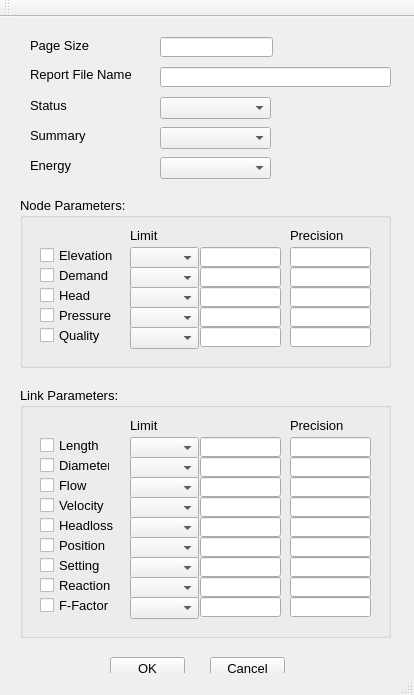
Old version of the form src/ui/EPANET/frmReportOptions.ui in the repository USEPA/SWMM-EPANET_User_Interface.
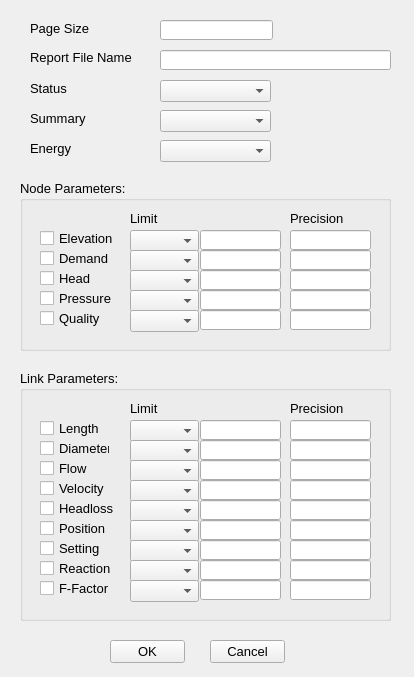
New version of the form.

Commit message: touched up all options forms, first cut at populating forms from object

What changed in the file:
```diff
--- a/src/ui/EPANET/frmReportOptions.ui
+++ b/src/ui/EPANET/frmReportOptions.ui
@@ -7,7 +7,7 @@
     <x>0</x>
     <y>0</y>
     <width>414</width>
-    <height>695</height>
+    <height>677</height>
    </rect>
   </property>
   <property name="font">
@@ -846,15 +846,6 @@
     </widget>
    </widget>
   </widget>
-  <widget class="QToolBar" name="mainToolBar">
-   <attribute name="toolBarArea">
-    <enum>TopToolBarArea</enum>
-   </attribute>
-   <attribute name="toolBarBreak">
-    <bool>false</bool>
-   </attribute>
-  </widget>
-  <widget class="QStatusBar" name="statusBar"/>
  </widget>
  <layoutdefault spacing="6" margin="11"/>
  <resources/>
```
The commit also changes 20 other files.
